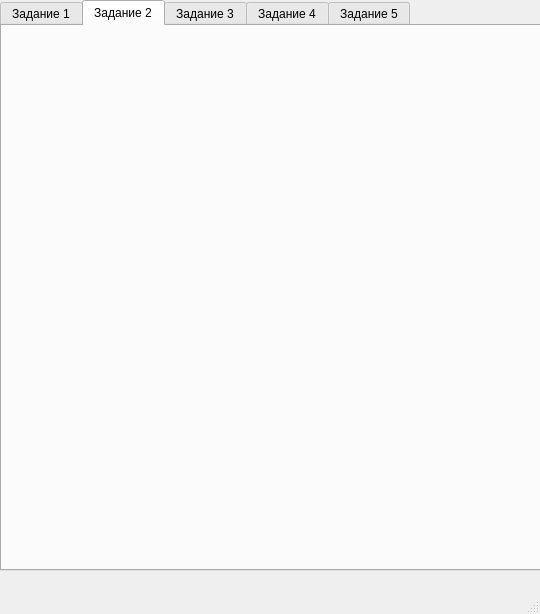
Above: mainwindow.ui from AtShell/TestForPNPPK before the change. Below: the same form after it.
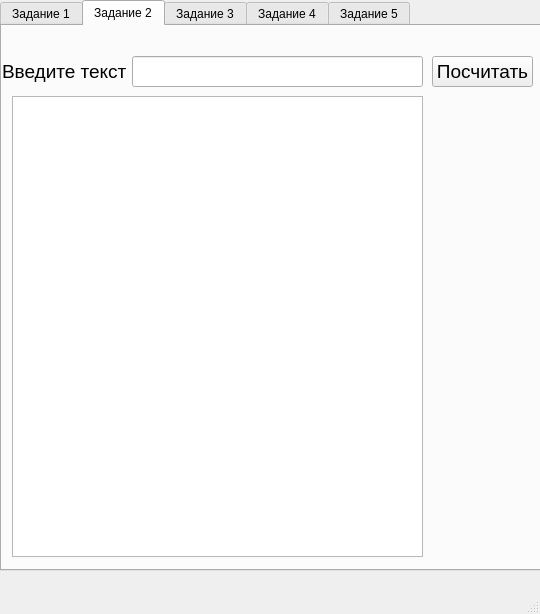
That is the form after the change. The open tabs and pages were chosen to show the change.

Commit message: Task2-ready

What changed in the file:
```diff
--- a/mainwindow.ui
+++ b/mainwindow.ui
@@ -123,6 +123,67 @@
      <attribute name="title">
       <string>Задание 2</string>
      </attribute>
+     <widget class="QPushButton" name="pushButton">
+      <property name="geometry">
+       <rect>
+        <x>430</x>
+        <y>30</y>
+        <width>101</width>
+        <height>31</height>
+       </rect>
+      </property>
+      <property name="font">
+       <font>
+        <pointsize>14</pointsize>
+       </font>
+      </property>
+      <property name="text">
+       <string>Посчитать</string>
+      </property>
+     </widget>
+     <widget class="QLineEdit" name="lineEditTask2">
+      <property name="geometry">
+       <rect>
+        <x>130</x>
+        <y>30</y>
+        <width>291</width>
+        <height>31</height>
+       </rect>
+      </property>
+      <property name="font">
+       <font>
+        <pointsize>14</pointsize>
+       </font>
+      </property>
+     </widget>
+     <widget class="QLabel" name="label_3">
+      <property name="geometry">
+       <rect>
+        <x>0</x>
+        <y>30</y>
+        <width>131</width>
+        <height>31</height>
+       </rect>
+      </property>
+      <property name="font">
+       <font>
+        <pointsize>14</pointsize>
+       </font>
+      </property>
+      <property name="text">
+       <string>Введите текст</string>
+      </property>
+     </widget>
+     <widget class="QListWidget" name="listWidget_2">
+      <property name="geometry">
+       <rect>
+        <x>10</x>
+        <y>70</y>
+        <width>411</width>
+        <height>461</height>
+       </rect>
+      </property>
+     </widget>
     </widget>
     <widget class="QWidget" name="task3">
      <attribute name="title">
```
Left out of the diff: 6 changed lines with no effect on the pictures. The commit also changes 2 other files.
